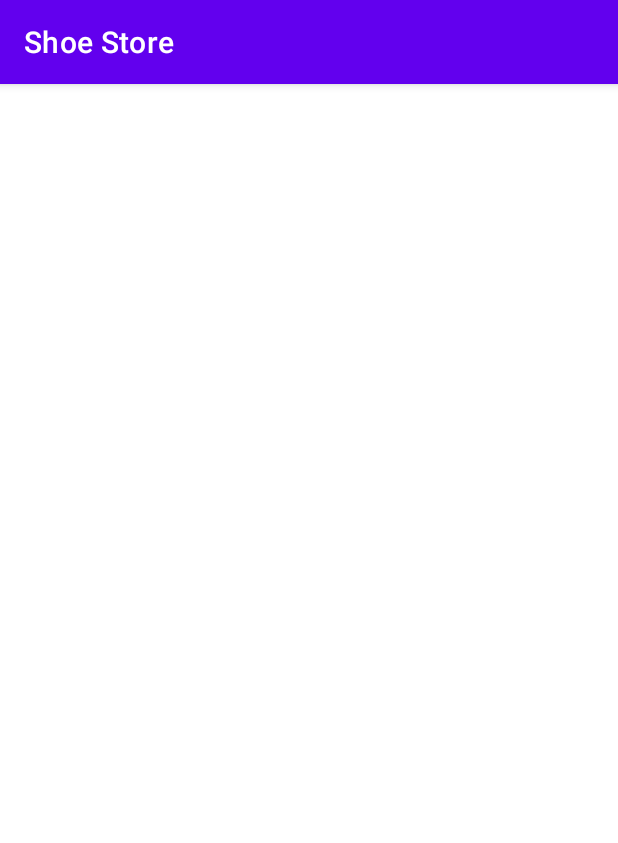
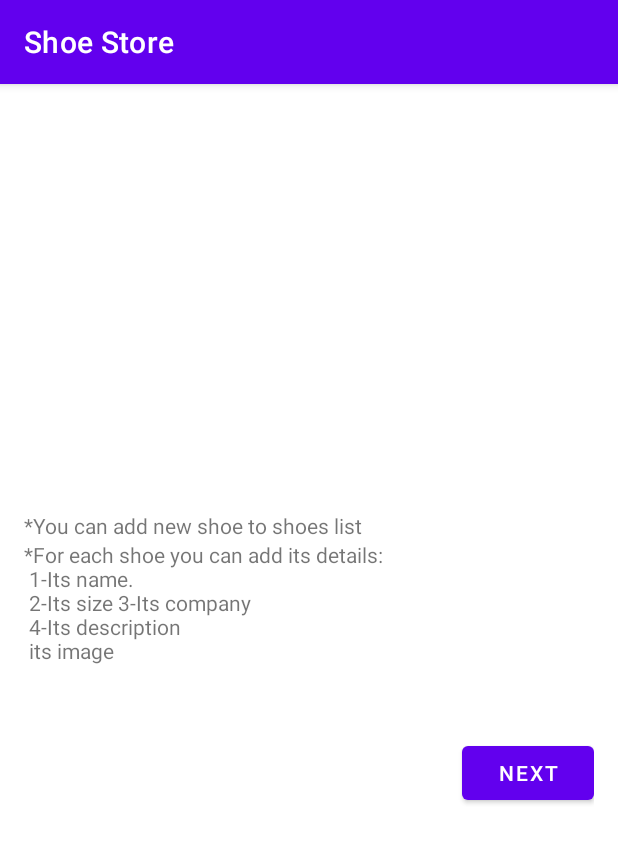
Before and after one commit to esraamostfa/egfwd, an Android app: the InstructionsFragment screen opened through its navigation route, on a phone screen of 412 x 824 dp. Shown: the top 843 px of the screen. Run offline under Robolectric (Android 15) with nearby library versions, the phone set to English and light mode, and no system bars; our stand-ins replace data binding.

Commit message:
Add basic onBoarding UI

```diff
--- a/ShoeStore/app/src/main/java/com/esraa/egfwd/shoestore/screens/instructions/InstructionsFragment.kt
+++ /dev/null
@@ -1,60 +0,0 @@
-package com.esraa.egfwd.shoestore.screens.instructions
-
-import android.os.Bundle
-import androidx.fragment.app.Fragment
-import android.view.LayoutInflater
-import android.view.View
-import android.view.ViewGroup
-import com.esraa.egfwd.shoestore.R
-
-// TODO: Rename parameter arguments, choose names that match
-// the fragment initialization parameters, e.g. ARG_ITEM_NUMBER
-private const val ARG_PARAM1 = "param1"
-private const val ARG_PARAM2 = "param2"
-
-/**
- * A simple [Fragment] subclass.
- * Use the [InstructionsFragment.newInstance] factory method to
- * create an instance of this fragment.
- */
-class InstructionsFragment : Fragment() {
-    // TODO: Rename and change types of parameters
-    private var param1: String? = null
-    private var param2: String? = null
-
-    override fun onCreate(savedInstanceState: Bundle?) {
-        super.onCreate(savedInstanceState)
-        arguments?.let {
-            param1 = it.getString(ARG_PARAM1)
-            param2 = it.getString(ARG_PARAM2)
-        }
-    }
-
-    override fun onCreateView(
-        inflater: LayoutInflater, container: ViewGroup?,
-        savedInstanceState: Bundle?
-    ): View? {
-        // Inflate the layout for this fragment
-        return inflater.inflate(R.layout.fragment_instructions, container, false)
-    }
-
-    companion object {
-        /**
-         * Use this factory method to create a new instance of
-         * this fragment using the provided parameters.
-         *
-         * @param param1 Parameter 1.
-         * @param param2 Parameter 2.
-         * @return A new instance of fragment InstructionsFragment.
-         */
-        // TODO: Rename and change types and number of parameters
-        @JvmStatic
-        fun newInstance(param1: String, param2: String) =
-            InstructionsFragment().apply {
-                arguments = Bundle().apply {
-                    putString(ARG_PARAM1, param1)
-                    putString(ARG_PARAM2, param2)
-                }
-            }
-    }
-}
--- /dev/null
+++ b/ShoeStore/app/src/main/java/com/esraa/egfwd/shoestore/screens/onboarding/InstructionsFragment.kt
@@ -0,0 +1,31 @@
+package com.esraa.egfwd.shoestore.screens.onboarding
+
+import android.os.Bundle
+import androidx.fragment.app.Fragment
+import android.view.LayoutInflater
+import android.view.View
+import android.view.ViewGroup
+import androidx.databinding.DataBindingUtil
+import androidx.navigation.fragment.findNavController
+import com.esraa.egfwd.shoestore.R
+import com.esraa.egfwd.shoestore.databinding.FragmentInstructionsBinding
+
+class InstructionsFragment : Fragment() {
+
+    override fun onCreateView(
+        inflater: LayoutInflater, container: ViewGroup?,
+        savedInstanceState: Bundle?
+    ): View {
+        // Inflate view and obtain an instance of the binding class.
+        val binding: FragmentInstructionsBinding = DataBindingUtil.inflate(
+            inflater,
+            R.layout.fragment_instructions,
+            container,
+            false
+        )
+        binding.nextButton.setOnClickListener {
+            findNavController().navigate(InstructionsFragmentDirections.actionInstructionsFragmentToShoeListFragment())
+
+}
+        return  binding.root
+}}
--- a/ShoeStore/app/src/main/res/layout/fragment_instructions.xml
+++ b/ShoeStore/app/src/main/res/layout/fragment_instructions.xml
@@ -1,9 +1,38 @@
 <?xml version="1.0" encoding="utf-8"?>
-<FrameLayout xmlns:android="http://schemas.android.com/apk/res/android"
+<layout xmlns:android="http://schemas.android.com/apk/res/android"
     xmlns:tools="http://schemas.android.com/tools"
-    android:layout_width="match_parent"
-    android:layout_height="match_parent"
-    tools:context=".screens.instructions.InstructionsFragment">
+    tools:context=".screens.onboarding.InstructionsFragment">
+
+    <LinearLayout
+        android:layout_width="match_parent"
+        android:layout_height="match_parent"
+        android:orientation="vertical"
+        android:gravity="center_vertical"
+        android:padding="@dimen/basic_margin">
+
+        <TextView
+            android:id="@+id/instructions1_tv"
+            android:layout_width="wrap_content"
+            android:layout_height="wrap_content"
+            android:text="@string/instructions1"
+            />
+
+        <TextView
+            android:id="@+id/instructions2_tv"
+            android:layout_width="wrap_content"
+            android:layout_height="wrap_content"
+            android:layout_marginBottom="@dimen/margin_large"
+            android:text="@string/instructions2"
+            />
+
+        <Button
+            android:id="@+id/next_button"
+            android:layout_width="wrap_content"
+            android:layout_height="wrap_content"
+            android:text="@string/next"
+            android:layout_gravity="end"/>
+
+    </LinearLayout>
 
 
-</FrameLayout>
+</layout>
--- a/ShoeStore/app/src/main/res/values/dimens.xml
+++ b/ShoeStore/app/src/main/res/values/dimens.xml
@@ -2,7 +2,8 @@
     <dimen name="text_margin">16dp</dimen>
     <!-- Default screen margins, per the Android Design guidelines. -->
     <dimen name="basic_margin">16dp</dimen>
-    <dimen name="margin_large">16dp</dimen>
+    <dimen name="margin_large">48dp</dimen>
     <dimen name="login_fragment_padding">48dp</dimen>
-    <dimen name="header_font_size">32sp</dimen>
+    <dimen name="header2_font_size">32sp</dimen>
+    <dimen name="header1_font_size">48sp</dimen>
 </resources>
--- a/ShoeStore/app/src/main/res/values/strings.xml
+++ b/ShoeStore/app/src/main/res/values/strings.xml
@@ -1,6 +1,6 @@
 <resources>
     <string name="app_name">Shoe Store</string>
-   <string name="large_text">
+   <string name="large_text" translatable="false">
         "Material is the metaphor.\n\n"
 
         "A material metaphor is the unifying theory of a rationalized space and a system of motion."
@@ -94,9 +94,13 @@
     <string name="password">Password</string>
     <string name="register">Register</string>
     <string name="login">Login</string>
-    <string name="welcome" translatable="false">"Welcome!"</string>
+    <string name="welcome">"Welcome!"</string>
     <string name="invalid_email" translatable="false">Not a valid email</string>
     <string name="invalid_password" translatable="false">Password must be >5 characters</string>
     <string name="login_failed" translatable="false">"Login failed"</string>
     <string name="not_have_account">don\'t have account?</string>
+     <string name="welcome2">Add shoes as match as you want..</string>
+     <string name="next">Next</string>
+     <string name="instructions1">*You can add new shoe to shoes list</string>
+     <string name="instructions2">*For each shoe you can add its details:\n 1-Its name. \n 2-Its size 3-Its company \n 4-Its description \n its image</string>
 </resources>
--- a/ShoeStore/app/src/main/res/values/styles.xml
+++ b/ShoeStore/app/src/main/res/values/styles.xml
@@ -2,7 +2,7 @@
 <resources>
     <style name="HeaderText" parent="Widget.AppCompat.TextView">
          <item name="android:textColor">@color/purple_500</item>
-         <item name="android:textSize">@dimen/header_font_size</item>
+         <item name="android:textSize">@dimen/header2_font_size</item>
         </style>
 
 </resources>
```
Also changed, not shown: ShoeStore/app/src/main/java/com/esraa/egfwd/shoestore/screens/onboarding/WelcomeFragment.kt (added, +32 -0 lines), ShoeStore/app/src/main/java/com/esraa/egfwd/shoestore/screens/welcome/WelcomeFragment.kt (deleted, +0 -60 lines), ShoeStore/app/src/main/res/layout/fragment_welcome.xml (+33 -4 lines), ShoeStore/app/src/main/res/navigation/main_navigation.xml (+3 -4 lines), 1 other file.
